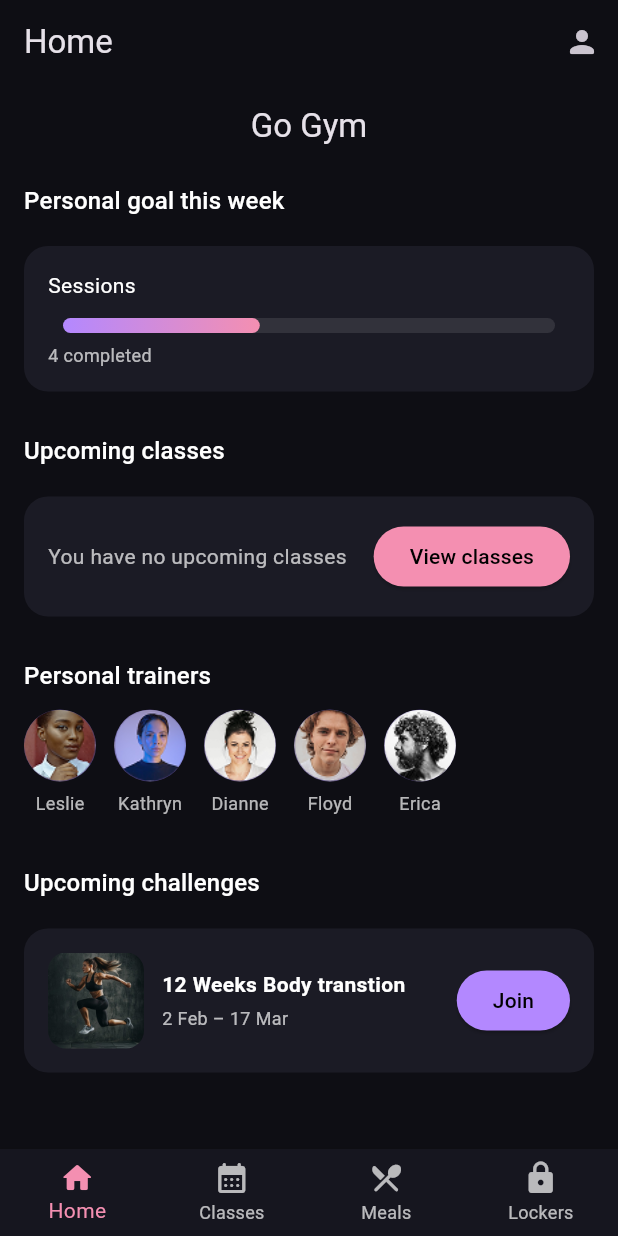
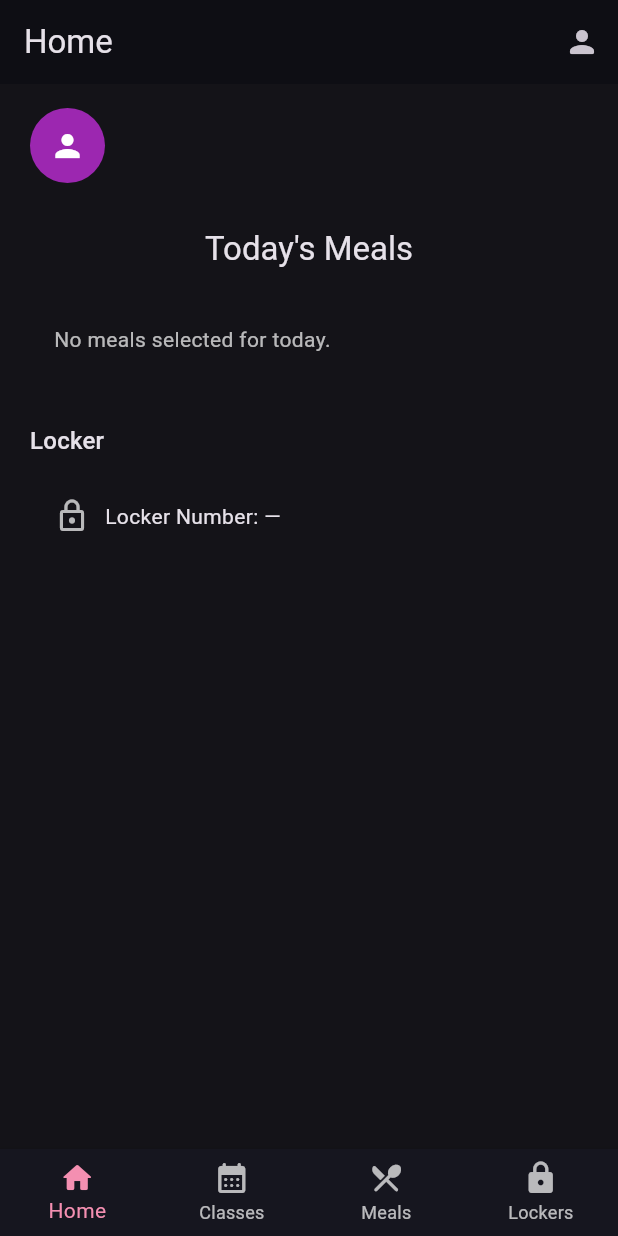
Before and after one commit to Asmaalghanmi/smart_gym_app, a Flutter app: the RootShell screen opened directly, on a phone screen of 412 x 824 dp. Run offline on Flutter 3.47's test engine with Material 3 defaults, Android fonts, the light colour scheme and no system bars; drawn by our look-alikes of percent_indicator; our stand-ins replace flutter_dotenv, supabase_flutter; accounts and stored records are empty; network calls fail.

Commit message:
Final version

```diff
--- a/lib/main.dart
+++ b/lib/main.dart
@@ -68,10 +68,10 @@ class _RootShellState extends State<RootShell> {
   int _index = 0;
 
   final _pages = const [
-    HomeScreen(),     // dashboard
-    ClassesScreen(),  // booking
-    MealsScreen(),    // meals
-    LockersScreen(),  // lockers
+    Home(), // dashboard
+    ClassesScreen(), // booking
+    MealsScreen(), // meals
+    LockersScreen(), // lockers
   ];
 
   String _titleFor(int i) => switch (i) {
@@ -108,10 +108,14 @@ class _RootShellState extends State<RootShell> {
         type: BottomNavigationBarType.fixed,
         onTap: (i) => setState(() => _index = i),
         items: const [
-          BottomNavigationBarItem(icon: Icon(Icons.home_rounded), label: 'Home'),
-          BottomNavigationBarItem(icon: Icon(Icons.calendar_month_rounded), label: 'Classes'),
-          BottomNavigationBarItem(icon: Icon(Icons.restaurant_menu_rounded), label: 'Meals'),
-          BottomNavigationBarItem(icon: Icon(Icons.lock_rounded), label: 'Lockers'),
+          BottomNavigationBarItem(
+              icon: Icon(Icons.home_rounded), label: 'Home'),
+          BottomNavigationBarItem(
+              icon: Icon(Icons.calendar_month_rounded), label: 'Classes'),
+          BottomNavigationBarItem(
+              icon: Icon(Icons.restaurant_menu_rounded), label: 'Meals'),
+          BottomNavigationBarItem(
+              icon: Icon(Icons.lock_rounded), label: 'Lockers'),
         ],
       ),
     );
--- a/lib/screens/home.dart
+++ b/lib/screens/home.dart
@@ -1,158 +1,167 @@
 import 'package:flutter/material.dart';
-import 'package:percent_indicator/percent_indicator.dart';
-import '../widgets/common.dart';
 import 'package:supabase_flutter/supabase_flutter.dart';
-import 'package:mys_app/main.dart';
+import '../../main.dart';
 
+final supa = Supabase.instance.client;
 
-class HomeScreen extends StatelessWidget {
-  const HomeScreen({super.key});
+class Home extends StatefulWidget {
+  const Home({super.key});
+
+  @override
+  State<Home> createState() => _HomeState();
+}
+
+class _HomeState extends State<Home> {
+  List<Map<String, dynamic>> todaysMeals = [];
+  bool loading = true;
+
+  @override
+  void initState() {
+    super.initState();
+    fetchMeals();
+  }
+
+  Future<void> fetchMeals() async {
+    try {
+      final user = supa.auth.currentUser;
+
+      if (user == null) {
+        setState(() => loading = false);
+        return;
+      }
+
+      final response = await supa
+          .from('todays_user_meals')
+          .select('*')
+          .eq('user_id', user.id);
+
+      setState(() {
+        todaysMeals = response;
+        loading = false;
+      });
+    } catch (e) {
+      print("ERROR fetching meals: $e");
+      setState(() => loading = false);
+    }
+  }
 
   @override
   Widget build(BuildContext context) {
-    final trainers = const [
-      {'name': 'Leslie',  'img': 'lib/assets/images/trainer1.png'},
-      {'name': 'Kathryn', 'img': 'lib/assets/images/trainer2.png'},
-      {'name': 'Dianne',  'img': 'lib/assets/images/trainer3.png'},
-      {'name': 'Floyd',   'img': 'lib/assets/images/trainer4.png'},
-      {'name': 'Erica',   'img': 'lib/assets/images/trainer5.png'},
-    ];
+    final theme = Theme.of(context);
+    final colors = theme.colorScheme;
+    final user = supa.auth.currentUser;
 
-    return SafeArea(
-      child: CustomScrollView(
-        slivers: [
-          SliverAppBar(
-            pinned: true,
-            backgroundColor: Colors.transparent,
-            title: const Text('Go Gym'),
-            centerTitle: true,
-          ),
-          SliverToBoxAdapter(
-            child: Section(
-              title: 'Personal goal this week',
-              child: GlassCard(
+    return Scaffold(
+      backgroundColor: colors.background,
+      body: SafeArea(
+        child: SingleChildScrollView(
+          padding: const EdgeInsets.symmetric(horizontal: 20, vertical: 16),
           child: Column(
             crossAxisAlignment: CrossAxisAlignment.start,
             children: [
-                    const Text('Sessions', style: TextStyle(color: Colors.white)),
-                    const SizedBox(height: 12),
-                    LinearPercentIndicator(
-                      lineHeight: 10,
-                      barRadius: const Radius.circular(12),
-                      percent: 0.4,
-                      linearGradient: const LinearGradient(
-                        colors: [Color(0xFFB388FF), Color(0xFFF48FB1)],
+              // ------------------ EMAIL ------------------
+              Row(
+                children: [
+                  const CircleAvatar(
+                    radius: 25,
+                    backgroundColor: Colors.purple,
+                    child: Icon(Icons.person, color: Colors.white),
                   ),
-                      backgroundColor: Colors.white10,
-                      animation: true,
+                  const SizedBox(width: 12),
+                  Text(
+                    user?.email ?? "email@example.com",
+                    style: const TextStyle(color: Colors.white, fontSize: 16),
                   ),
-                    const SizedBox(height: 6),
-                    const Text('4 completed', style: TextStyle(color: Colors.white70, fontSize: 12)),
+                ],
+              ),
+
+              const SizedBox(height: 30),
+
+              // ------------------ TODAY MEALS TITLE ------------------
+              Center(
+                child: Text(
+                  "Today's Meals",
+                  style: theme.textTheme.titleLarge,
+                ),
+              ),
+
+              const SizedBox(height: 20),
+
+              // ------------------ MEALS CARD ------------------
+              Container(
+                width: double.infinity,
+                padding: const EdgeInsets.all(16),
+                decoration: BoxDecoration(
+                  color: colors.surface,
+                  borderRadius: BorderRadius.circular(20),
+                ),
+                child: loading
+                    ? const Center(
+                        child: CircularProgressIndicator(color: Colors.pink))
+                    : todaysMeals.isEmpty
+                        ? const Text(
+                            "No meals selected for today.",
+                            style: TextStyle(color: Colors.white70),
+                          )
+                        : Column(
+                            children: todaysMeals
+                                .map((meal) => Padding(
+                                      padding:
+                                          const EdgeInsets.only(bottom: 12),
+                                      child: Row(
+                                        children: [
+                                          const Icon(Icons.restaurant_menu,
+                                              color: Colors.white70),
+                                          const SizedBox(width: 10),
+                                          Expanded(
+                                            child: Column(
+                                              crossAxisAlignment:
+                                                  CrossAxisAlignment.start,
+                                              children: [
+                                                Text(
+                                                  meal['part'] ?? "",
+                                                  style: const TextStyle(
+                                                      color: Colors.white,
+                                                      fontWeight:
+                                                          FontWeight.bold),
+                                                ),
+                                                Text(
+                                                  meal['name'] ?? "",
+                                                  style: const TextStyle(
+                                                      color: Colors.white70),
+                                                )
                                               ],
                                             ),
                                           ),
+                                        ],
+                                      ),
+                                    ))
+                                .toList(),
                           ),
               ),
-          SliverToBoxAdapter(
-            child: Section(
-              title: 'Upcoming classes',
-              child: GlassCard(
+
+              const SizedBox(height: 30),
+
+              // ------------------ LOCKER BOX ------------------
+              Text("Locker", style: theme.textTheme.titleMedium),
+              const SizedBox(height: 10),
+              Container(
+                padding: const EdgeInsets.all(16),
+                decoration: BoxDecoration(
+                    color: colors.surface,
+                    borderRadius: BorderRadius.circular(20)),
                 child: Row(
                   children: [
-                    const Expanded(
-                      child: Text('You have no upcoming classes', style: TextStyle(color: Colors.white70)),
+                    const Icon(Icons.lock_outline, color: Colors.white70),
+                    const SizedBox(width: 10),
+                    Text("Locker Number: —", style: theme.textTheme.bodyMedium),
+                  ],
                 ),
-                    ElevatedButton(
-                      onPressed: () {},
-                      style: ElevatedButton.styleFrom(
-                        shape: const StadiumBorder(),
-                        backgroundColor: const Color(0xFFF48FB1),
-                        foregroundColor: Colors.black,
-                      ),
-                      child: const Text('View classes'),
               ),
             ],
           ),
         ),
       ),
-          ),
-          SliverToBoxAdapter(
-            child: Section(
-              title: 'Personal trainers',
-              child: SizedBox(
-                height: 84,
-                child: ListView.separated(
-                  scrollDirection: Axis.horizontal,
-                  itemCount: trainers.length,
-                  separatorBuilder: (_, __) => const SizedBox(width: 12),
-                  itemBuilder: (ctx, i) {
-                    final t = trainers[i];
-                    return Column(
-                      children: [
-                        CircleAvatar(
-                          radius: 24,
-                          backgroundImage: AssetImage(t['img'] as String),
-                        ),
-                        const SizedBox(height: 6),
-                        Text(
-                          t['name'] as String,
-                          style: const TextStyle(color: Colors.white70, fontSize: 12),
-                        ),
-                      ],
-                    );
-                  },
-                ),
-              ),
-            ),
-          ),
-          SliverToBoxAdapter(
-            child: Section(
-              title: 'Upcoming challenges',
-              child: GlassCard(
-                child: Row(
-                  children: [
-                    ClipRRect(
-                      borderRadius: BorderRadius.circular(12),
-                      child: Image.asset(
-                        'lib/assets/images/upcomingchallange.png',
-                        width: 64,
-                        height: 64,
-                        fit: BoxFit.cover,
-                      ),
-                    ),
-                    const SizedBox(width: 12),
-                    const Expanded(
-                      child: Column(
-                        crossAxisAlignment: CrossAxisAlignment.start,
-                        children: [
-                          Text(
-                            '12 Weeks Body transtion',
-                            style: TextStyle(color: Colors.white, fontWeight: FontWeight.w600),
-                          ),
-                          SizedBox(height: 4),
-                          Text(
-                            '2 Feb – 17 Mar',
-                            style: TextStyle(color: Colors.white70, fontSize: 12),
-                          ),
-                        ],
-                      ),
-                    ),
-                    ElevatedButton(
-                      onPressed: () {},
-                      style: ElevatedButton.styleFrom(
-                        shape: const StadiumBorder(),
-                        backgroundColor: const Color(0xFFB388FF),
-                        foregroundColor: Colors.black,
-                      ),
-                      child: const Text('Join'),
-                    ),
-                  ],
-                ),
-              ),
-            ),
-          ),
-        ],
-      ),
     );
   }
 }
```
Also changed, not shown: lib/screens/account.dart (+75 -28 lines), lib/screens/login.dart (+18 -30 lines). Lines whose indentation alone changed are shown as unchanged.
